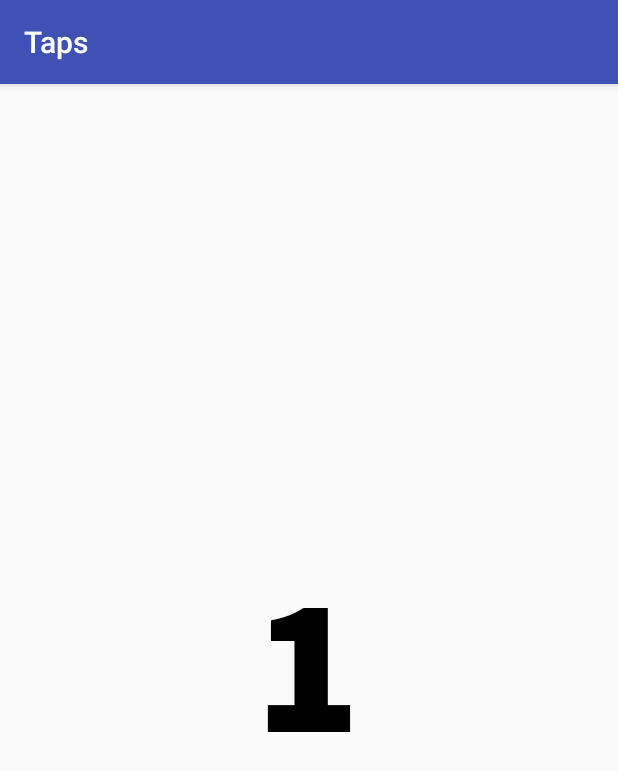
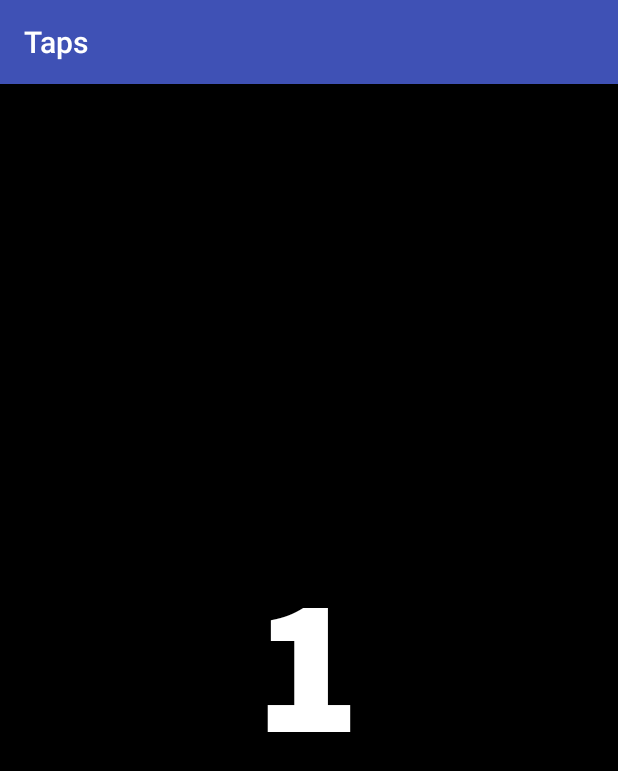
Before and after one commit to noamtayri/Taps, an Android app: the CountDownActivity screen opened directly, with no data from a screen before it, on a phone screen of 412 x 824 dp. Shown: the top 771 px of the screen. Run offline under Robolectric (Android 15) with nearby library versions, the light colour scheme and no system bars; 1 statement that could not run was skipped.

Commit message:
count down design

```diff
--- a/app/src/main/java/com/android/ronoam/taps/CountDownActivity.java
+++ b/app/src/main/java/com/android/ronoam/taps/CountDownActivity.java
@@ -35,8 +35,9 @@ public class CountDownActivity extends AppCompatActivity {
         Typeface AssistantExtraBoldFont = Typeface.createFromAsset(getAssets(),  "fonts/Assistant-ExtraBold.ttf");
 
         timeToStart.setTypeface(AssistantExtraBoldFont);
-
-        timeToStart.setTextColor(Color.BLACK);
+        //timeToStart.setText(" ");
+        //timeToStart.setTextColor(Color.BLACK);
+        timeToStart.setTextColor(Color.WHITE);
 
         data = getIntent().getExtras();
         gameMode = data.getInt(FinalVariables.GAME_MODE);
@@ -65,7 +66,12 @@ public class CountDownActivity extends AppCompatActivity {
             ((ChatApplication)getApplication()).setChatConnectionHandler(mUpdateHandler);
         }
 
-        preTimerLogic();
+        new Handler().postDelayed(new Runnable() {
+            @Override
+            public void run() {
+                preTimerLogic();
+            }
+        }, 50);
     }
 
     private void preTimerLogic() {
--- a/app/src/main/res/layout/activity_count_down.xml
+++ b/app/src/main/res/layout/activity_count_down.xml
@@ -4,6 +4,7 @@
     xmlns:tools="http://schemas.android.com/tools"
     android:layout_width="match_parent"
     android:layout_height="match_parent"
+    android:background="@android:color/background_dark"
     tools:context=".CountDownActivity">
 
     <TextView
```
